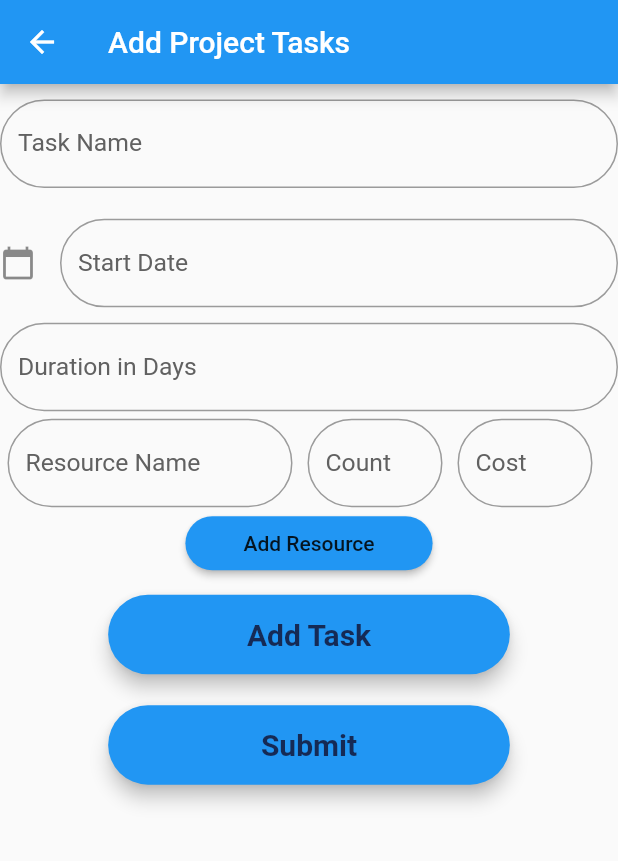
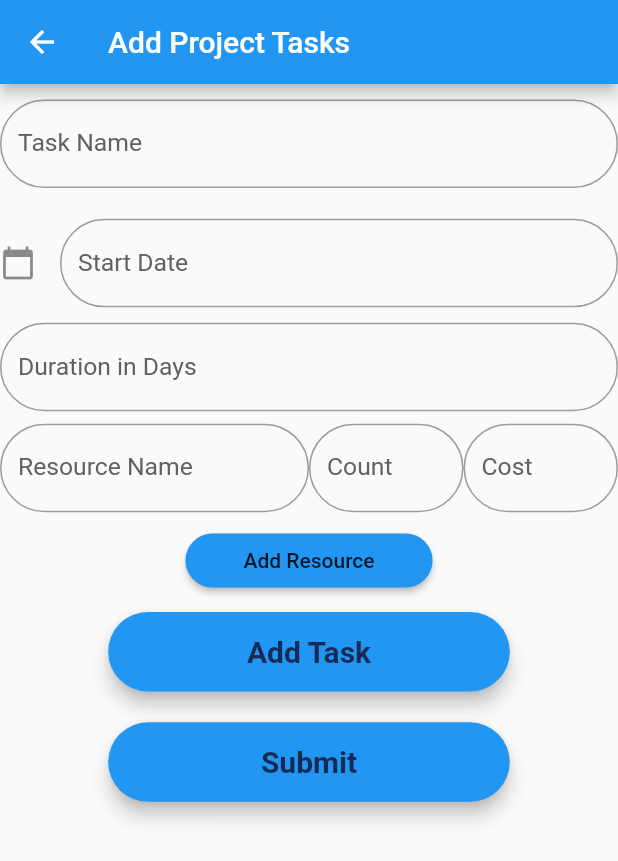
Before and after one commit to halmohaimeed/SWE466-Project, a Flutter app: the AddTasks screen opened by its route, on a phone screen of 412 x 824 dp. Shown: the top 861 px of the screen. Run offline on Flutter 3.47's test engine with Material 2 defaults, Android fonts, the phone set to English and light mode, and no system bars; our stand-ins replace cloud_firestore, firebase_core, get_it, stacked; accounts and stored records are empty; Roboto replaces fonts that are missing (Montserrat).

Commit message:
overflow issue sloved

```diff
--- a/swe466_project/lib/screens/addTasks.dart
+++ b/swe466_project/lib/screens/addTasks.dart
@@ -72,10 +72,10 @@ class _AddTasksState extends State<AddTasks> {
               child: TextField(
                 controller: startDateController,
                 decoration: InputDecoration(
+                  icon: Icon(Icons.calendar_today),
                   border: OutlineInputBorder(
                       borderRadius: BorderRadius.circular(32.0)),
                   labelText: "Start Date",
-                  icon: Icon(Icons.calendar_today),
                   labelStyle: TextStyle(
                       fontSize: width * 0.04, color: Colors.grey[700]),
                 ),
@@ -151,7 +151,6 @@ class _AddTasksState extends State<AddTasks> {
         lastDate: DateTime(2120));
     if (_picker != null) {
       setState(() {
-        print(_picker);
         _dateTime = _picker;
         startDateController.text = _dateTime.toString().split(' ').first;
       });
@@ -174,21 +173,25 @@ class ResourceWidget extends StatelessWidget {
         children: <Widget>[
           Row(
             children: <Widget>[
-              Container(
-                width: 200,
-                padding: EdgeInsets.fromLTRB(5, 5, 5, 0),
-                child: getTextFiled(
-                    resourceNameController, "Resource Name", width),
+              Padding(
+                padding: EdgeInsets.symmetric(vertical: width * 0.02),
+                child: SizedBox(
+                  width: width * 0.5,
+                  child: getTextFiled(
+                      resourceNameController, "Resource Name", width),
+                ),
               ),
-              Container(
-                width: 100,
-                padding: EdgeInsets.fromLTRB(5, 5, 5, 0),
-                child: getTextFiled(countController, "Count", width),
+              Padding(
+                padding: EdgeInsets.symmetric(vertical: width * 0.02),
+                child: SizedBox(
+                    width: width * 0.25,
+                    child: getTextFiled(countController, "Count", width)),
               ),
-              Container(
-                width: 100,
-                padding: EdgeInsets.fromLTRB(5, 5, 5, 0),
-                child: getTextFiled(costController, "Cost ", width),
+              Padding(
+                padding: EdgeInsets.symmetric(vertical: width * 0.02),
+                child: SizedBox(
+                    width: width * 0.25,
+                    child: getTextFiled(costController, "Cost ", width)),
               )
             ],
           )
--- a/swe466_project/lib/screens/projectDetails.dart
+++ b/swe466_project/lib/screens/projectDetails.dart
@@ -305,7 +305,6 @@ class _ProjectDetailsState extends State<ProjectDetails> {
                   widget.project.tasks.removeAt(index);
                   widget.project.totalCost =
                       widget.project.calcTotalCost(widget.project.tasks);
-                  print(widget.project.totalCost);
                   totalCost =
                       widget.project.calcTotalCost(widget.project.tasks);
                 });
```
